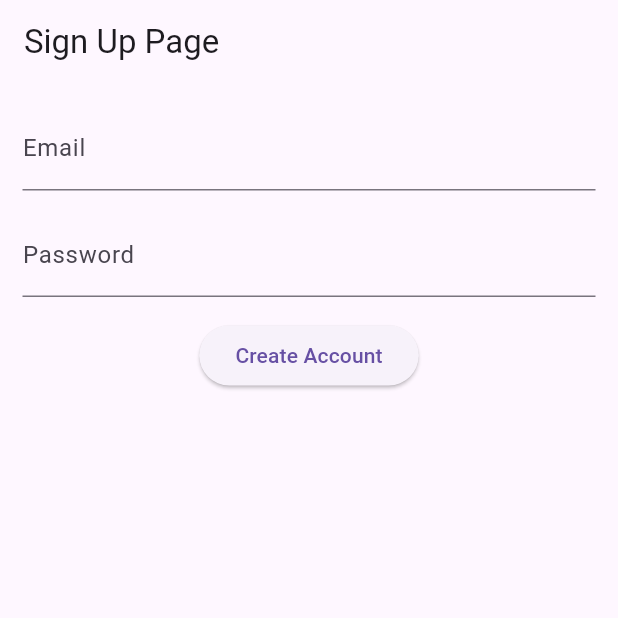
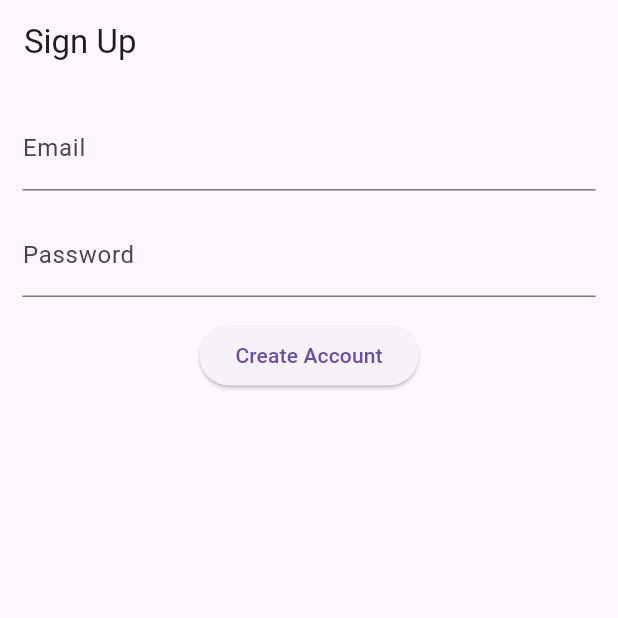
Before and after one commit to Rani1281/ProCal, a Flutter app: the screen it shows after launch, on a phone screen of 412 x 824 dp, the top half of it. Run offline on Flutter 3.47's test engine with Material 3 defaults, Android fonts, the phone set to English and light mode, and no system bars; our stand-ins replace firebase_auth, firebase_core, flutter_styled_toast; accounts and stored records are empty.

Commit message:
Commit test

```diff
--- a/lib/pages/home_page.dart
+++ b/lib/pages/home_page.dart
@@ -34,7 +34,6 @@ class _HomePageState extends State<HomePage> {
         ),
       ),
     );
-
   }
   Future<void> signOut() async => await FirebaseAuth.instance.signOut();
 
--- a/lib/pages/signup_page.dart
+++ b/lib/pages/signup_page.dart
@@ -22,7 +22,7 @@ class _SignupPageState extends State<SignupPage> {
   Widget build(BuildContext context) {
     return Scaffold(
       appBar: AppBar(
-        title: const Text("Sign Up Page"),
+        title: const Text("Sign Up"),
       ),
       body: Padding(
         padding: const EdgeInsets.all(15.0),
```
